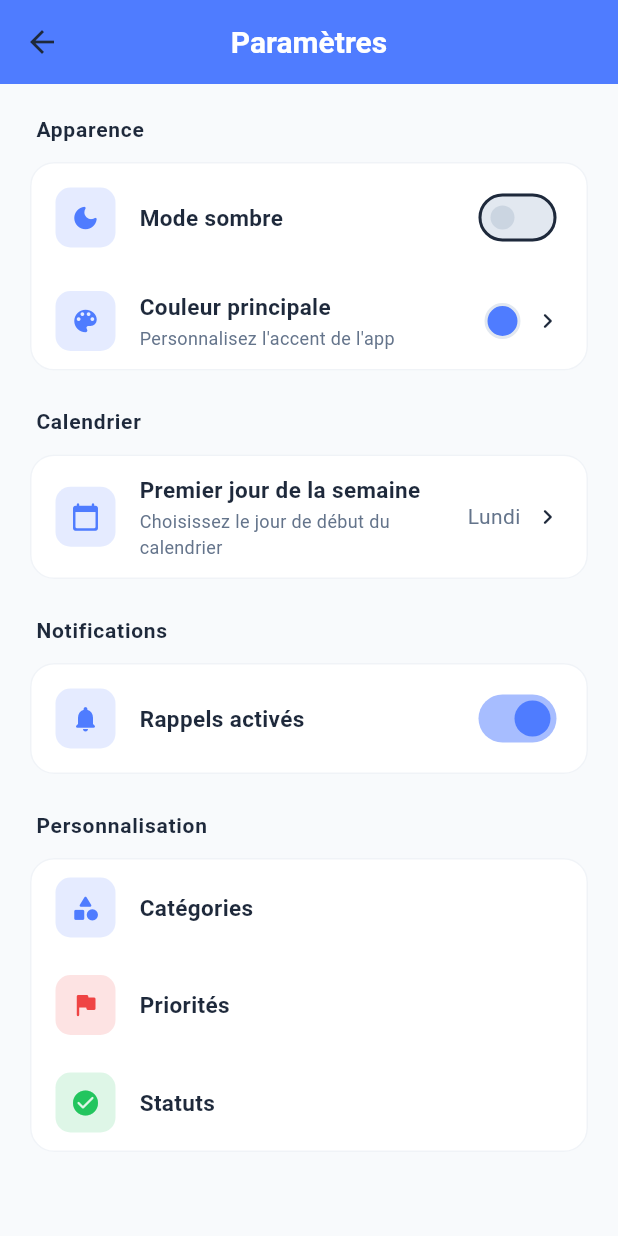
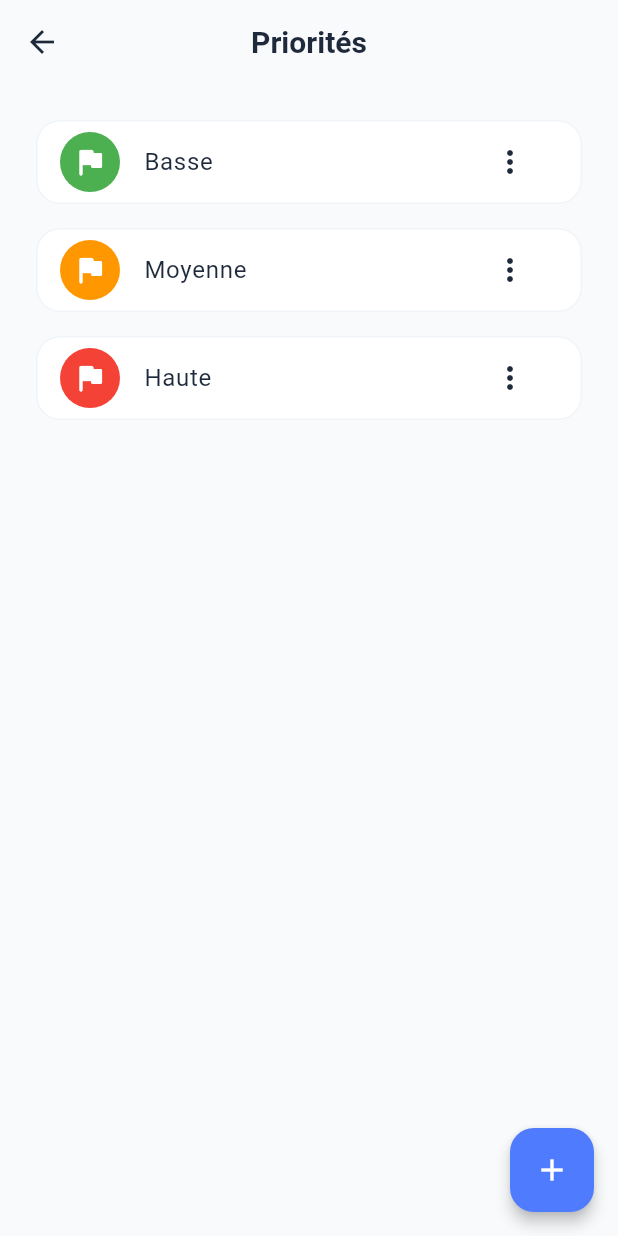
Before and after one commit to AmineIkhedji/Chronos, a Flutter app: the SettingsScreen screen opened directly, after a tap on "Priorités", on a phone screen of 412 x 824 dp. Run offline on Flutter 3.47's test engine with Material 3 defaults, Android fonts, the light colour scheme and no system bars; our stand-ins replace flutter_riverpod, isar_community; accounts and stored records are empty; generated files the repository leaves out were written again; statements that could not run were skipped.

Commit message:
Page parametre (Fonctionnelle 50%)
# Ce qui fonctionne :
-Dark mode
-Couleur / theme de l'application
-Personnalisation des (categorie,priorites,status)

# Ce qui fonctionne pas encore a 100% :
-Notif (a implementer)
-Premier jour de semaine (a reduire seulement pour Lun et Dim)
-Les categories priorites et status on un ecran rouge apres leur creation ca fonctionne mais c'est mauvais l'ecran rouge
-Le design est a epurer et a ameliorer pour ressembler d'avantage a la maquette

```diff
--- a/lib/main.dart
+++ b/lib/main.dart
@@ -5,6 +5,7 @@ import 'package:flutter_riverpod/flutter_riverpod.dart';
 import 'package:intl/date_symbol_data_local.dart';
 
 import 'database/app_database.dart';
+import 'services/initialization_service.dart';
 import 'widgets/theme/theme_provider.dart';
 import 'widgets/app_scaffold.dart';
 import 'widgets/bottom_navigation_bar.dart';
@@ -18,6 +19,7 @@ void main() async {
 
   if (!kIsWeb) {
     await AppDatabase.init();
+    await InitializationService.initializeDefaultData();
   }
 
   await initializeDateFormatting('fr_FR', null);
--- a/lib/models/priority.dart
+++ b/lib/models/priority.dart
@@ -8,4 +8,5 @@ class Priority {
 
   late String name;
   late int color;
+  late String icon;
 }
--- a/lib/models/settings.dart
+++ b/lib/models/settings.dart
@@ -6,12 +6,12 @@ part 'settings.g.dart';
 class Settings {
   Id idSettings = Isar.autoIncrement;
 
-  late bool darkMode;
-  late int firstDayWeek;
-  late bool notificationsEnabled;
-  late int primaryColor;
-  late int secondaryColor;
-  late int accentColor;
-  late int backgroundColor;
-  late int surfaceColor;
+  bool darkMode = false;
+  int firstDayWeek = 1;
+  bool notificationsEnabled = true;
+  int primaryColor = 0xFF4F7CFF;
+  int secondaryColor = 0xFF03DAC6;
+  int accentColor = 0xFFFF6D00;
+  int backgroundColor = 0xFFFFFFFF;
+  int surfaceColor = 0xFFF5F5F5;
 }
--- a/lib/models/status.dart
+++ b/lib/models/status.dart
@@ -8,4 +8,5 @@ class Status {
 
   late String name;
   late int color;
+  late String icon;
 }
--- a/lib/repositories/priority_repository.dart
+++ b/lib/repositories/priority_repository.dart
@@ -54,7 +54,8 @@ class PriorityRepository {
       for (var data in defaultPriorities) {
         final priority = Priority()
           ..name = data['name'] as String
-          ..color = data['color'] as int;
+          ..color = data['color'] as int
+          ..icon = 'flag';
         await AppDatabase.isar.prioritys.put(priority);
       }
     });
--- a/lib/repositories/status_repository.dart
+++ b/lib/repositories/status_repository.dart
@@ -61,7 +61,8 @@ class StatusRepository {
       for (var data in defaultStatus) {
         final status = Status()
           ..name = data['name'] as String
-          ..color = data['color'] as int;
+          ..color = data['color'] as int
+          ..icon = 'check_circle';
         await AppDatabase.isar.status.put(status);
       }
     });
--- /dev/null
+++ b/lib/views/customization_screen.dart
@@ -0,0 +1,198 @@
+import 'package:flutter/material.dart';
+import '../models/category.dart';
+import '../models/priority.dart';
+import '../models/status.dart';
+import '../repositories/category_repository.dart';
+import '../repositories/priority_repository.dart';
+import '../repositories/status_repository.dart';
+
+enum CustomizationKind { categories, priorities, statuses }
+
+class CustomizationScreen extends StatefulWidget {
+  const CustomizationScreen({super.key, required this.kind});
+
+  final CustomizationKind kind;
+
+  @override
+  State<CustomizationScreen> createState() => _CustomizationScreenState();
+}
+
+class _CustomizationScreenState extends State<CustomizationScreen> {
+  static const colors = [
+    0xFF4F7CFF,
+    0xFF22C55E,
+    0xFFF59E0B,
+    0xFFEF4444,
+    0xFFA855F7,
+    0xFF06B6D4,
+  ];
+  static const icons = {
+    'category': Icons.category_rounded,
+    'work': Icons.work_rounded,
+    'person': Icons.person_rounded,
+    'home': Icons.home_rounded,
+    'flag': Icons.flag_rounded,
+    'check_circle': Icons.check_circle_rounded,
+    'star': Icons.star_rounded,
+    'bookmark': Icons.bookmark_rounded,
+  };
+
+  late Future<List<dynamic>> _itemsFuture;
+
+  String get _title {
+    switch (widget.kind) {
+      case CustomizationKind.categories:
+        return 'Catégories';
+      case CustomizationKind.priorities:
+        return 'Priorités';
+      case CustomizationKind.statuses:
+        return 'Statuts';
+    }
+  }
+
+  @override
+  void initState() {
+    super.initState();
+    _reload();
+  }
+
+  void _reload() {
+    setState(() {
+      _itemsFuture = switch (widget.kind) {
+        CustomizationKind.categories => CategoryRepository().getAllCategories(),
+        CustomizationKind.priorities => PriorityRepository().getAllPriorities(),
+        CustomizationKind.statuses => StatusRepository().getAllStatus(),
+      };
+    });
+  }
+
+  @override
+  Widget build(BuildContext context) {
+    return Scaffold(
+      appBar: AppBar(title: Text(_title)),
+      floatingActionButton: FloatingActionButton(
+        onPressed: () => _editItem(),
+        child: const Icon(Icons.add),
+      ),
+      body: FutureBuilder<List<dynamic>>(
+        future: _itemsFuture,
+        builder: (context, snapshot) {
+          if (!snapshot.hasData) return const Center(child: CircularProgressIndicator());
+          if (snapshot.data!.isEmpty) return Center(child: Text('Aucun élément dans $_title'));
+          return ListView.separated(
+            padding: const EdgeInsets.all(20),
+            itemCount: snapshot.data!.length,
+            separatorBuilder: (_, index) => const SizedBox(height: 8),
+            itemBuilder: (_, index) => _itemTile(snapshot.data![index]),
+          );
+        },
+      ),
+    );
+  }
+
+  Widget _itemTile(dynamic item) {
+    final name = item.name as String;
+    final color = Color(item.color as int);
+    final iconName = widget.kind == CustomizationKind.categories ? item.icon as String : item.icon as String;
+    return Card(
+      child: ListTile(
+        leading: CircleAvatar(backgroundColor: color, child: Icon(icons[iconName] ?? Icons.label, color: Colors.white)),
+        title: Text(name),
+        trailing: PopupMenuButton<String>(
+          onSelected: (action) {
+            if (action == 'edit') _editItem(item);
+            if (action == 'delete') _deleteItem(item);
+          },
+          itemBuilder: (_) => const [
+            PopupMenuItem(value: 'edit', child: Text('Modifier')),
+            PopupMenuItem(value: 'delete', child: Text('Supprimer')),
+          ],
+        ),
+      ),
+    );
+  }
+
+  Future<void> _editItem([dynamic item]) async {
+    final nameController = TextEditingController(text: item?.name as String? ?? '');
+    var selectedColor = item?.color as int? ?? colors.first;
+    var selectedIcon = item?.icon as String? ?? icons.keys.first;
+    final result = await showDialog<bool>(
+      context: context,
+      builder: (dialogContext) => StatefulBuilder(
+        builder: (context, setDialogState) => AlertDialog(
+          title: Text(item == null ? 'Ajouter' : 'Modifier'),
+          content: Column(
+            mainAxisSize: MainAxisSize.min,
+            children: [
+              TextField(controller: nameController, autofocus: true, decoration: const InputDecoration(labelText: 'Nom')),
+              const SizedBox(height: 20),
+              Wrap(
+                spacing: 10,
+                children: colors.map((color) => GestureDetector(
+                  onTap: () => setDialogState(() => selectedColor = color),
+                  child: CircleAvatar(
+                    backgroundColor: Color(color),
+                    child: selectedColor == color ? const Icon(Icons.check, color: Colors.white) : null,
+                  ),
+                )).toList(),
+              ),
+              const SizedBox(height: 16),
+              DropdownButtonFormField<String>(
+                initialValue: selectedIcon,
+                decoration: const InputDecoration(labelText: 'Icône'),
+                items: icons.entries.map((entry) => DropdownMenuItem(value: entry.key, child: Icon(entry.value))).toList(),
+                onChanged: (value) => setDialogState(() => selectedIcon = value!),
+              ),
+            ],
+          ),
+          actions: [
+            TextButton(onPressed: () => Navigator.pop(dialogContext), child: const Text('Annuler')),
+            FilledButton(
+              onPressed: () async {
+                if (nameController.text.trim().isEmpty) return;
+                await _saveItem(item, nameController.text.trim(), selectedColor, selectedIcon);
+                if (dialogContext.mounted) Navigator.pop(dialogContext, true);
+              },
+              child: const Text('Enregistrer'),
+            ),
+          ],
+        ),
+      ),
+    );
+    nameController.dispose();
+    if (result == true && mounted) _reload();
+  }
+
+  Future<void> _saveItem(dynamic item, String name, int color, String icon) async {
+    switch (widget.kind) {
+      case CustomizationKind.categories:
+        final value = item as Category? ?? Category();
+        value..name = name..color = color..icon = icon;
+        await CategoryRepository().saveCategory(value);
+      case CustomizationKind.priorities:
+        final value = item as Priority? ?? Priority();
+        value..name = name..color = color..icon = icon;
+        await PriorityRepository().savePriority(value);
+      case CustomizationKind.statuses:
+        final value = item as Status? ?? Status();
+        value..name = name..color = color..icon = icon;
+        await StatusRepository().saveStatus(value);
+    }
+  }
+
+  Future<void> _deleteItem(dynamic item) async {
+    try {
+      switch (widget.kind) {
+        case CustomizationKind.categories:
+          await CategoryRepository().deleteCategory((item as Category).idCategory);
+        case CustomizationKind.priorities:
+          await PriorityRepository().deletePriority((item as Priority).idPriorities);
+        case CustomizationKind.statuses:
+          await StatusRepository().deleteStatus((item as Status).idStatus);
+      }
+      if (mounted) _reload();
+    } catch (error) {
+      if (mounted) ScaffoldMessenger.of(context).showSnackBar(SnackBar(content: Text(error.toString().replaceFirst('Exception: ', ''))));
+    }
+  }
+}
--- a/lib/views/settings_screen.dart
+++ b/lib/views/settings_screen.dart
@@ -5,6 +5,7 @@ import '../widgets/common/custom_app_bar.dart';
 import '../widgets/theme/theme_provider.dart';
 import '../widgets/theme/theme_colors.dart';
 import '../repositories/settings_repository.dart';
+import 'customization_screen.dart';
 
 class SettingsScreen extends ConsumerStatefulWidget {
   const SettingsScreen({super.key});
@@ -14,6 +15,24 @@ class SettingsScreen extends ConsumerStatefulWidget {
 }
 
 class _SettingsScreenState extends ConsumerState<SettingsScreen> {
+  int _firstDayOfWeek = DateTime.monday;
+  bool _notificationsEnabled = true;
+
+  @override
+  void initState() {
+    super.initState();
+    _loadSettings();
+  }
+
+  Future<void> _loadSettings() async {
+    final settings = await SettingsRepository().getSettings();
+    if (!mounted || settings == null) return;
+    setState(() {
+      _firstDayOfWeek = settings.firstDayWeek;
+      _notificationsEnabled = settings.notificationsEnabled;
+    });
+  }
+
   @override
   Widget build(BuildContext context) {
     final theme = Theme.of(context);
@@ -54,10 +73,8 @@ class _SettingsScreenState extends ConsumerState<SettingsScreen> {
                       final repo = SettingsRepository();
                       await repo.setDarkMode(value);
                       ref.read(darkModeProvider.notifier).state = value;
-                      ref.invalidate(loadThemeProvider);
-                      setState(() {}); // Force le rebuild
                     },
-                    activeColor: primaryColor,
+                    activeThumbColor: primaryColor,
                   ),
                 ),
                 const Divider(height: 1, color: Colors.transparent),
@@ -104,16 +121,14 @@ class _SettingsScreenState extends ConsumerState<SettingsScreen> {
                     mainAxisSize: MainAxisSize.min,
                     children: [
                       Text(
-                        'Lundi',
+                        _dayName(_firstDayOfWeek),
                         style: TextStyle(color: textSecondary, fontSize: 14),
                       ),
                       const SizedBox(width: 8),
                       const Icon(Icons.chevron_right_rounded, size: 20),
                     ],
                   ),
-                  onTap: () {
-                    // TODO: Ouvrir un dialogue pour choisir le jour
-                  },
+                  onTap: _showFirstDayPicker,
                 ),
               ],
             ),
@@ -131,11 +146,12 @@ class _SettingsScreenState extends ConsumerState<SettingsScreen> {
                   leadingIcon: Icons.notifications_rounded,
                   title: 'Rappels activés',
                   trailing: Switch(
-                    value: true,
-                    onChanged: (value) {
-                      // TODO: Implémenter la logique des notifications
+                    value: _notificationsEnabled,
+                    onChanged: (value) async {
+                      await SettingsRepository().setNotificationsEnabled(value);
+                      if (mounted) setState(() => _notificationsEnabled = value);
                     },
-                    activeColor: primaryColor,
+                    activeThumbColor: primaryColor,
                   ),
                 ),
               ],
@@ -155,9 +171,7 @@ class _SettingsScreenState extends ConsumerState<SettingsScreen> {
                   leadingIcon: Icons.category_rounded,
                   title: 'Catégories',
                   leadingIconColor: const Color(0xFF4F7CFF),
-                  onTap: () {
-                    // TODO: Naviguer vers la page Catégories
-                  },
+                  onTap: () => _openCustomization(CustomizationKind.categories),
                 ),
                 const Divider(height: 1, color: Colors.transparent),
                 // Priorités
@@ -165,9 +179,7 @@ class _SettingsScreenState extends ConsumerState<SettingsScreen> {
                   leadingIcon: Icons.flag_rounded,
                   title: 'Priorités',
                   leadingIconColor: const Color(0xFFEF4444),
-                  onTap: () {
-                    // TODO: Naviguer vers la page Priorités
-                  },
+                  onTap: () => _openCustomization(CustomizationKind.priorities),
                 ),
                 const Divider(height: 1, color: Colors.transparent),
                 // Statuts
@@ -175,9 +187,7 @@ class _SettingsScreenState extends ConsumerState<SettingsScreen> {
                   leadingIcon: Icons.check_circle_rounded,
                   title: 'Statuts',
                   leadingIconColor: const Color(0xFF22C55E),
-                  onTap: () {
-                    // TODO: Naviguer vers la page Statuts
-                  },
+                  onTap: () => _openCustomization(CustomizationKind.statuses),
                 ),
               ],
             ),
@@ -186,6 +196,51 @@ class _SettingsScreenState extends ConsumerState<SettingsScreen> {
           ],
         ),
       ),
+    );
+  }
+
+  String _dayName(int day) {
+    const names = {
+      DateTime.monday: 'Lundi',
+      DateTime.tuesday: 'Mardi',
+      DateTime.wednesday: 'Mercredi',
+      DateTime.thursday: 'Jeudi',
+      DateTime.friday: 'Vendredi',
+      DateTime.saturday: 'Samedi',
+      DateTime.sunday: 'Dimanche',
+    };
+    return names[day] ?? 'Lundi';
+  }
+
+  Future<void> _showFirstDayPicker() async {
+    final selectedDay = await showDialog<int>(
+      context: context,
+      builder: (dialogContext) => SimpleDialog(
+        title: const Text('Premier jour de la semaine'),
+        children: List.generate(7, (index) {
+          final day = index + 1;
+          return SimpleDialogOption(
+            onPressed: () => Navigator.pop(dialogContext, day),
+            child: Row(
+              children: [
+                Expanded(child: Text(_dayName(day))),
+                if (day == _firstDayOfWeek)
+                  Icon(Icons.check, color: Theme.of(context).primaryColor),
+              ],
+            ),
+          );
+        }),
+      ),
+    );
+    if (selectedDay == null) return;
+    await SettingsRepository().setFirstDayOfWeek(selectedDay);
+    if (mounted) setState(() => _firstDayOfWeek = selectedDay);
+  }
+
+  void _openCustomization(CustomizationKind kind) {
+    Navigator.push(
+      context,
+      MaterialPageRoute(builder: (_) => CustomizationScreen(kind: kind)),
     );
   }
 
@@ -340,10 +395,8 @@ class _SettingsScreenState extends ConsumerState<SettingsScreen> {
                       await repo.setPrimaryColor(entry.value);
 
                       ref.read(userColorProvider.notifier).state = entry.key;
-                      ref.invalidate(loadThemeProvider);
-                      setState(() {});
 
-                      Navigator.pop(dialogContext);
+                      if (dialogContext.mounted) Navigator.pop(dialogContext);
                     },
                     borderRadius: BorderRadius.circular(16),
                     child: Container(
```
Also changed, not shown: lib/repositories/settings_repository.dart (+25 -8 lines), lib/models/priority.g.dart, lib/models/status.g.dart.
